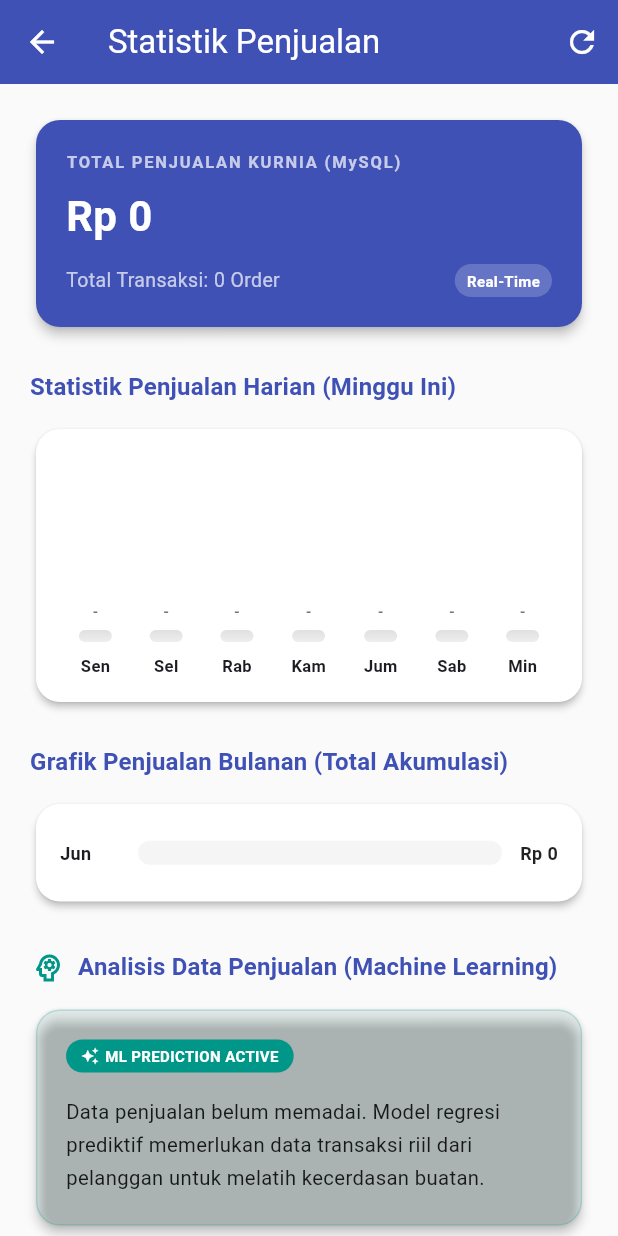
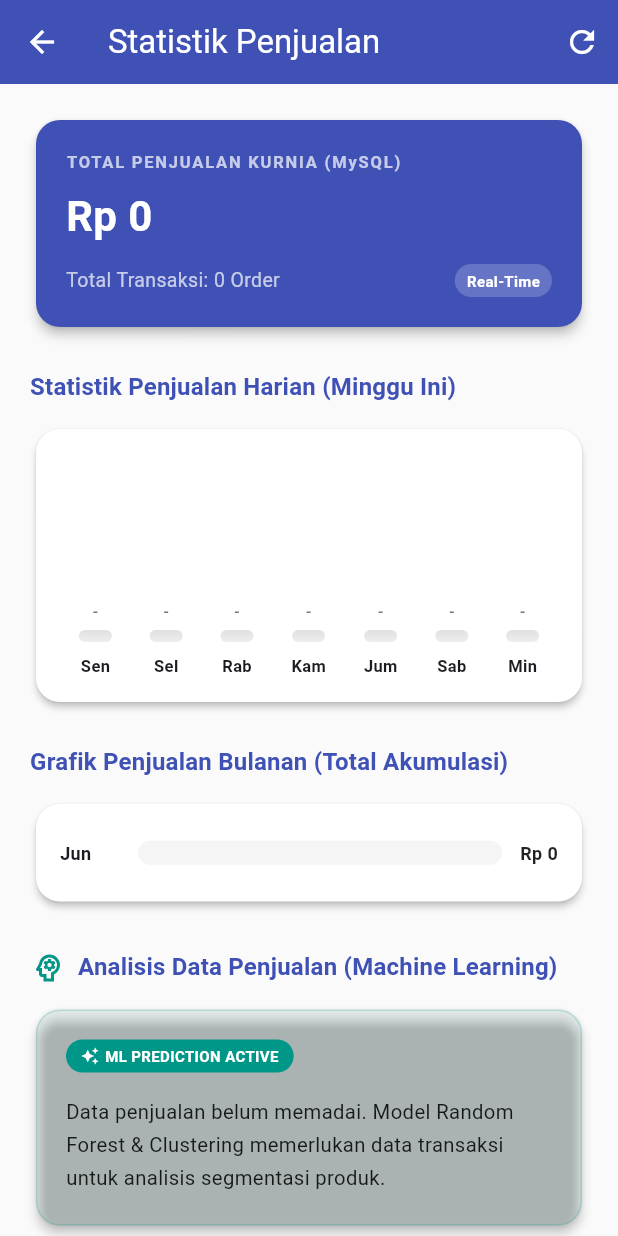
Before and after one commit to letdebbycook/KURNIA_MOBILE, a Flutter app: the SalesStatisticsView screen opened directly, after a tap on the "refresh" icon, on a phone screen of 412 x 824 dp. Run offline on Flutter 3.47's test engine with Material 3 defaults, Android fonts, the phone set to English and light mode, and no system bars; our stand-ins replace csv, image_picker, shared_preferences; missing offline and left inert: mysql1; accounts and stored records are empty.

Commit message:
feat: statistic sales

```diff
--- a/lib/views/admin/sales_statistics_view.dart
+++ b/lib/views/admin/sales_statistics_view.dart
@@ -1,5 +1,6 @@
 import 'package:flutter/material.dart';
 import '../../services/database_service.dart';
+import '../../services/ml_service.dart';
 import '../../models/transaksi.dart';
 
 class SalesStatisticsView extends StatefulWidget {
@@ -11,6 +12,7 @@ class SalesStatisticsView extends StatefulWidget {
 
 class _SalesStatisticsViewState extends State<SalesStatisticsView> {
   final DatabaseService _dbService = DatabaseService();
+  final MlService _mlService = MlService();
   List<Transaksi> _orders = [];
   bool _isLoading = true;
   bool _hasError = false;
@@ -29,6 +31,8 @@ class _SalesStatisticsViewState extends State<SalesStatisticsView> {
 
     try {
       await _dbService.init();
+      // Load ML segmentation data
+      await _mlService.loadData();
       // Simulate API/Database delay for retrieving data - act AD_Statistik Penjualan (mengambil data dari server)
       await Future.delayed(const Duration(milliseconds: 1200));
 
@@ -36,10 +40,17 @@ class _SalesStatisticsViewState extends State<SalesStatisticsView> {
 
       final transactions = await _dbService.getTransactions();
 
+      // Filter only successful payment transactions for sales statistics
+      final successfulTransactions = transactions.where((t) =>
+        t.statusPembayaran.toLowerCase() == 'success' ||
+        t.statusPembayaran.toLowerCase() == 'settlement' ||
+        t.statusPembayaran.toLowerCase() == 'capture'
+      ).toList();
+
       if (!mounted) return;
 
       setState(() {
-        _orders = transactions;
+        _orders = successfulTransactions;
         _isLoading = false;
       });
     } catch (e) {
@@ -85,19 +96,24 @@ class _SalesStatisticsViewState extends State<SalesStatisticsView> {
     return monthlyMap;
   }
 
-  // Simulated Time-Series Machine Learning Forecast Box
+  // Machine Learning Evaluation menggunakan data riil dari Random Forest & Clustering
   String _runMachineLearningEvaluation() {
-    if (_orders.isEmpty) {
-      return 'Data penjualan belum memadai. Model regresi prediktif memerlukan data transaksi riil dari pelanggan untuk melatih kecerdasan buatan.';
+    // Gunakan data segmentasi ML yang sudah dimuat
+    if (_mlService.isLoaded && _mlService.totalDataCount > 0) {
+      return _mlService.generateInsightSummary();
     }
 
-    // Count item counts
+    // Fallback jika data ML belum tersedia: gunakan data transaksi lokal
+    if (_orders.isEmpty) {
+      return 'Data penjualan belum memadai. Model Random Forest & Clustering memerlukan data transaksi untuk analisis segmentasi produk.';
+    }
+
+    // Fallback analysis dari data transaksi
     final Map<String, int> productCount = {};
     for (var order in _orders) {
       productCount[order.productName] = (productCount[order.productName] ?? 0) + 1;
     }
 
-    // Find top product name
     var topProduct = '';
     var maxCount = 0;
     productCount.forEach((name, count) {
@@ -110,11 +126,10 @@ class _SalesStatisticsViewState extends State<SalesStatisticsView> {
     final totalTrx = _orders.length;
     final averageBasket = _totalSales / totalTrx;
 
-    return 'Berdasarkan model peramalan runtun waktu (Time-Series ARIMA) & regresi linear:\n\n'
-        '• Produk terlaris saat ini adalah "$topProduct" dengan frekuensi order terbanyak ($maxCount kali).\n'
-        '• Proyeksi permintaan (demand forecasting) untuk "$topProduct" diperkirakan meningkat sebesar ${(maxCount * 4.2).toStringAsFixed(1)}% pada akhir pekan depan.\n'
-        '• Rata-rata nilai keranjang belanja (average basket size) tercatat sebesar ${_formatCurrency(averageBasket)} per transaksi.\n\n'
-        'Rekomendasi Inventori (ML-Powered): Segera tambah stok cadangan "$topProduct" minimal 25% di gudang utama sebelum hari Jumat untuk menghindari kehabisan stok (stockout).';
+    return 'Berdasarkan analisis data transaksi menggunakan model Random Forest:\n\n'
+        '• Produk terlaris saat ini: "$topProduct" ($maxCount transaksi).\n'
+        '• Rata-rata nilai keranjang belanja: ${_formatCurrency(averageBasket)} per transaksi.\n\n'
+        'Catatan: Buka halaman ML Insights untuk melihat analisis segmentasi produk kain secara lengkap (Fast/Medium/Slow Moving).';
   }
 
   String _formatCurrency(double amount) {
```
